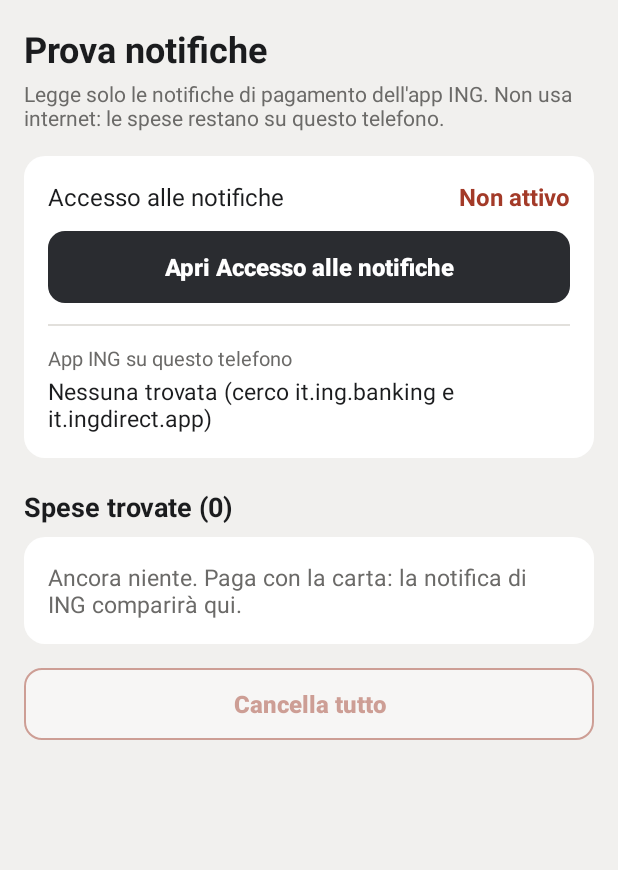
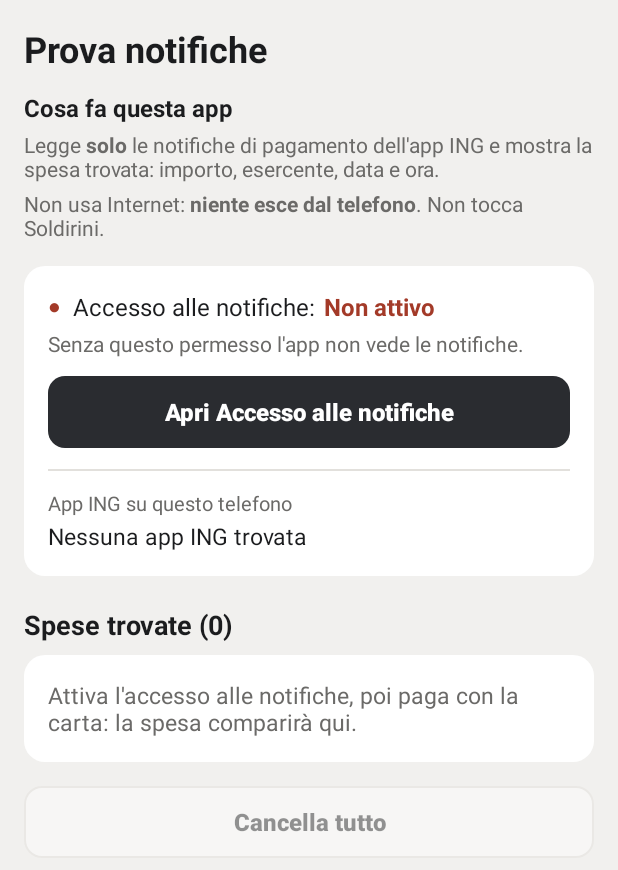
Before and after one commit to tankizzu/Soldirini, an Android app: the screen it shows after launch (MainActivity), on a phone screen of 412 x 824 dp. Shown: the top 870 px of the screen. Run offline under Robolectric (Android 15) with nearby library versions, the phone set to English and light mode, and no system bars.

Commit message:
App di prova delle notifiche, b: aggiunte A1-A7 e guida G1-G5 di 03, testi di 02
- controlla-apk.sh: nessun permesso (anche sdk-23), nessun provider/receiver, solo 2 componenti esportati,
  <queries> con i soli pacchetti ING, backup spento e regole dei dati; impronta SHA-256 e certificato nel registro
- lettore: esercente oltre 80 caratteri o con un "a capo" → "non riconosciuta" (prima veniva tagliato)
- schermata con i testi di 02: "Cosa fa questa app", pallino dello stato, pulsante pieno o a bordo,
  ordine dei blocchi, riga "non riconosciuta" in rosso con la nota, conferma con [Cancella] rosso
- LEGGIMI: guida per l'utente (download dell'APK, "Consenti da questa fonte" da rispegnere, impostazioni con
  restrizioni, Play Protect, fine della prova)

Co-Authored-By: Claude Opus 5.5 <noreply@anthropic.com>
Claude-Session: https://claude.ai/code/session_01JezMBguntcjSGddkqwBw7Q

```diff
--- a/android-notifiche/app/src/main/java/io/github/tankizzu/provanotifiche/LettoreNotifica.java
+++ b/android-notifiche/app/src/main/java/io/github/tankizzu/provanotifiche/LettoreNotifica.java
@@ -20,8 +20,9 @@ public final class LettoreNotifica {
 
     public static final String TITOLO = "Pagamento carta di debito";
 
+    // Tra le parti va bene qualsiasi spazio, anche un "a capo"; dentro l'esercente no (A4 di 03).
     private static final Pattern TESTO = Pattern.compile(
-            "^Operazione autorizzata: ([0-9][0-9.,]*) euro, (.+?)\\. Non sei stato tu\\? Blocca subito la carta\\.?$");
+            "^Operazione autorizzata:\\s+([0-9][0-9.,]*)\\s+euro,\\s+([^\\n]+?)\\.\\s+Non sei stato tu\\?\\s+Blocca subito la carta\\.?$");
 
     // Importi accettati. Con due cifre finali dopo il separatore, quel separatore è quello dei decimali;
     // l'altro, se c'è, separa le migliaia a gruppi di tre. Tutto il resto è ambiguo e non viene letto.
@@ -31,7 +32,7 @@ public final class LettoreNotifica {
 
     /** Massimo accettato: 999.999,99 €. Oltre è quasi certamente una lettura sbagliata. */
     static final long MASSIMO_CENTESIMI = 99_999_999L;
-    /** Lunghezza massima dell'esercente salvato. */
+    /** Esercente più lungo di così: il formato non è quello noto e la riga è "non riconosciuta" (A4 di 03). */
     static final int MASSIMO_ESERCENTE = 80;
 
     /** Spesa riconosciuta. */
@@ -51,7 +52,7 @@ public final class LettoreNotifica {
      * @return la spesa, oppure null se il formato non è quello noto
      */
     public static Spesa leggi(CharSequence titolo, CharSequence... testi) {
-        if (!TITOLO.equals(pulisci(titolo))) return null;
+        if (!TITOLO.equals(pulisci(titolo).replace('\n', ' '))) return null;
         if (testi == null) return null;
         for (CharSequence t : testi) {
             Spesa s = leggiTesto(pulisci(t));
@@ -67,8 +68,7 @@ public final class LettoreNotifica {
         long cent = centesimi(m.group(1));
         if (cent <= 0) return null;
         String esercente = m.group(2).trim();
-        if (esercente.isEmpty()) return null;
-        if (esercente.length() > MASSIMO_ESERCENTE) esercente = esercente.substring(0, MASSIMO_ESERCENTE).trim();
+        if (esercente.isEmpty() || esercente.length() > MASSIMO_ESERCENTE) return null; // niente tagli: se è troppo lungo non si salva
         return new Spesa(cent, esercente);
     }
 
@@ -94,10 +94,11 @@ public final class LettoreNotifica {
         return cent > MASSIMO_CENTESIMI ? -1 : cent;
     }
 
-    /** Spazi di ogni tipo (anche a capo e spazi non separabili) diventano uno spazio solo; null diventa "". */
+    /** Gli spazi (anche quelli non separabili) diventano uno spazio solo; un gruppo di spazi con un "a capo" diventa un "a capo". null diventa "". */
     static String pulisci(CharSequence s) {
         if (s == null) return "";
-        return s.toString().replaceAll("[\\s\\u00A0\\u2007\\u202F]+", " ").trim();
+        String t = s.toString().replace("\r", "\n").replaceAll("[\\s\\u00A0\\u2007\\u202F&&[^\\n]]+", " ");
+        return t.replaceAll(" ?\\n[\\s\\u00A0\\u2007\\u202F]*", "\n").trim();
     }
 
     /** "1.234,50 €" */
--- a/android-notifiche/app/src/main/java/io/github/tankizzu/provanotifiche/MainActivity.java
+++ b/android-notifiche/app/src/main/java/io/github/tankizzu/provanotifiche/MainActivity.java
@@ -36,6 +36,13 @@ public class MainActivity extends Activity {
     private LinearLayout elenco;
     private TextView vuoto;
     private Button cancella;
+    private Button apri;
+    private TextView pallino;
+    private TextView statoNota;
+    private LinearLayout colonna;
+    private View spiegazione;
+    private View stato;
+    private View bloccoElenco;
 
     @Override
     protected void onCreate(Bundle savedInstanceState) {
@@ -47,7 +54,14 @@ public class MainActivity extends Activity {
         elenco = findViewById(R.id.elenco);
         vuoto = findViewById(R.id.vuoto);
         cancella = findViewById(R.id.cancella);
-        findViewById(R.id.apri_impostazioni).setOnClickListener(v -> apriImpostazioni());
+        apri = findViewById(R.id.apri_impostazioni);
+        pallino = findViewById(R.id.stato_pallino);
+        statoNota = findViewById(R.id.stato_nota);
+        colonna = findViewById(R.id.colonna);
+        spiegazione = findViewById(R.id.spiegazione);
+        stato = findViewById(R.id.stato);
+        bloccoElenco = findViewById(R.id.blocco_elenco);
+        apri.setOnClickListener(v -> apriImpostazioni());
         cancella.setOnClickListener(v -> chiediCancella());
         bordiDelloSchermo();
     }
@@ -64,6 +78,12 @@ public class MainActivity extends Activity {
         boolean attivo = accessoAttivo();
         statoValore.setText(attivo ? R.string.stato_attivo : R.string.stato_non_attivo);
         statoValore.setTextColor(getColor(attivo ? R.color.ok : R.color.err));
+        pallino.setTextColor(getColor(attivo ? R.color.ok : R.color.err));
+        statoNota.setVisibility(attivo ? View.GONE : View.VISIBLE);
+        // 02 (tornata 27 §5): pulsante pieno finché l'accesso non è attivo, poi a bordo
+        apri.setBackgroundResource(attivo ? R.drawable.pulsante_contorno : R.drawable.pulsante);
+        apri.setTextColor(getColor(attivo ? R.color.pri : R.color.pri_ink));
+        ordina(attivo);
         // accesso dato ma servizio scollegato (per esempio fermato dal risparmio energetico): chiede ad Android di ricollegarlo
         if (attivo && !Ascoltatore.collegato) NotificationListenerService.requestRebind(componente());
         mostraIng();
@@ -74,6 +94,15 @@ public class MainActivity extends Activity {
     protected void onStop() {
         Archivio.smettiDiAscoltare(aggiorna);
         super.onStop();
+    }
+
+    /** Ordine dei blocchi (02): senza accesso spiegazione, stato, elenco; con l'accesso stato, elenco e la spiegazione in fondo. */
+    private void ordina(boolean attivo) {
+        View[] ordine = attivo ? new View[] {stato, bloccoElenco, spiegazione} : new View[] {spiegazione, stato, bloccoElenco};
+        for (View v : ordine) {
+            colonna.removeView(v);
+            colonna.addView(v);
+        }
     }
 
     private ComponentName componente() {
@@ -150,9 +179,10 @@ public class MainActivity extends Activity {
                 v.setContentDescription(getString(R.string.riga_letta, LettoreNotifica.formattaImporto(r.centesimi), r.esercente, data));
             } else {
                 nome.setText(R.string.non_riconosciuta);
-                nome.setTextColor(getColor(R.color.mut));
+                nome.setTextColor(getColor(R.color.err));
                 importo.setText("");
-                v.setContentDescription(getString(R.string.non_riconosciuta) + ", " + data);
+                v.findViewById(R.id.riga_nota).setVisibility(View.VISIBLE);
+                v.setContentDescription(getString(R.string.non_riconosciuta) + ", " + data + ". " + getString(R.string.non_riconosciuta_nota));
             }
             if (i == righe.size() - 1) v.findViewById(R.id.riga_linea).setVisibility(View.GONE);
             elenco.addView(v);
@@ -160,12 +190,14 @@ public class MainActivity extends Activity {
     }
 
     private void chiediCancella() {
-        new AlertDialog.Builder(this)
+        AlertDialog d = new AlertDialog.Builder(this)
                 .setTitle(R.string.cancella_titolo)
                 .setMessage(R.string.cancella_testo)
                 .setNegativeButton(R.string.annulla, null)
-                .setPositiveButton(R.string.cancella_conferma, (d, w) -> Archivio.cancellaTutto(this))
+                .setPositiveButton(R.string.cancella_conferma, (x, w) -> Archivio.cancellaTutto(this))
                 .show();
+        Button rosso = d.getButton(AlertDialog.BUTTON_POSITIVE); // [Cancella] rosso (02)
+        if (rosso != null) rosso.setTextColor(getColor(R.color.err));
     }
 
     /** Da Android 15 l'app disegna sotto le barre di sistema: si lascia lo spazio delle barre. */
--- /dev/null
+++ b/android-notifiche/app/src/main/res/drawable/pulsante_contorno.xml
@@ -0,0 +1,11 @@
+<?xml version="1.0" encoding="utf-8"?>
+<!-- Pulsante "a bordo" (02, tornata 27 §5): quando l'accesso è già attivo -->
+<ripple xmlns:android="http://schemas.android.com/apk/res/android" android:color="@color/tocco">
+    <item>
+        <shape android:shape="rectangle">
+            <solid android:color="@color/card" />
+            <stroke android:width="1dp" android:color="@color/pri" />
+            <corners android:radius="@dimen/raggio_pulsante" />
+        </shape>
+    </item>
+</ripple>
--- /dev/null
+++ b/android-notifiche/app/src/main/res/drawable/pulsante_ghost.xml
@@ -0,0 +1,11 @@
+<?xml version="1.0" encoding="utf-8"?>
+<!-- Pulsante "ghost" come nel mockup di 02 (tornata 27, telefono 9): bordo sottile, testo normale -->
+<ripple xmlns:android="http://schemas.android.com/apk/res/android" android:color="@color/tocco">
+    <item>
+        <shape android:shape="rectangle">
+            <solid android:color="@color/card" />
+            <stroke android:width="1dp" android:color="@color/line" />
+            <corners android:radius="@dimen/raggio_pulsante" />
+        </shape>
+    </item>
+</ripple>
--- a/android-notifiche/app/src/main/res/layout/activity_main.xml
+++ b/android-notifiche/app/src/main/res/layout/activity_main.xml
@@ -9,6 +9,7 @@
     android:padding="@dimen/margine">
 
     <LinearLayout
+        android:id="@+id/colonna"
         android:layout_width="match_parent"
         android:layout_height="wrap_content"
         android:orientation="vertical">
@@ -22,16 +23,43 @@
             android:textSize="24sp"
             android:textStyle="bold" />
 
-        <TextView
+        <!-- Spiegazione: sopra finché l'accesso non è attivo, poi in fondo (02, tornata 27 §5) -->
+        <LinearLayout
+            android:id="@+id/spiegazione"
             android:layout_width="match_parent"
             android:layout_height="wrap_content"
-            android:layout_marginTop="4dp"
-            android:text="@string/spiegazione"
-            android:textColor="@color/mut"
-            android:textSize="14sp" />
+            android:layout_marginTop="12dp"
+            android:orientation="vertical">
+
+            <TextView
+                android:layout_width="match_parent"
+                android:layout_height="wrap_content"
+                android:accessibilityHeading="true"
+                android:text="@string/spiegazione_titolo"
+                android:textColor="@color/ink"
+                android:textSize="16sp"
+                android:textStyle="bold" />
+
+            <TextView
+                android:layout_width="match_parent"
+                android:layout_height="wrap_content"
+                android:layout_marginTop="4dp"
+                android:text="@string/spiegazione"
+                android:textColor="@color/mut"
+                android:textSize="14sp" />
+
+            <TextView
+                android:layout_width="match_parent"
+                android:layout_height="wrap_content"
+                android:layout_marginTop="4dp"
+                android:text="@string/spiegazione2"
+                android:textColor="@color/mut"
+                android:textSize="14sp" />
+        </LinearLayout>
 
         <!-- Stato del permesso -->
         <LinearLayout
+            android:id="@+id/stato"
             android:layout_width="match_parent"
             android:layout_height="wrap_content"
             android:layout_marginTop="16dp"
@@ -46,22 +74,41 @@
                 android:orientation="horizontal">
 
                 <TextView
-                    android:layout_width="0dp"
+                    android:id="@+id/stato_pallino"
+                    android:layout_width="wrap_content"
                     android:layout_height="wrap_content"
-                    android:layout_weight="1"
+                    android:layout_marginEnd="8dp"
+                    android:importantForAccessibility="no"
+                    android:text="●"
+                    android:textSize="14sp" />
+
+                <TextView
+                    android:layout_width="wrap_content"
+                    android:layout_height="wrap_content"
                     android:text="@string/stato_etichetta"
                     android:textColor="@color/ink"
                     android:textSize="16sp" />
 
                 <TextView
                     android:id="@+id/stato_valore"
-                    android:layout_width="wrap_content"
+                    android:layout_width="0dp"
+                    android:layout_weight="1"
+                    android:layout_marginStart="6dp"
                     android:layout_height="wrap_content"
                     android:accessibilityLiveRegion="polite"
                     android:textColor="@color/mut"
                     android:textSize="16sp"
                     android:textStyle="bold" />
             </LinearLayout>
+
+            <TextView
+                android:id="@+id/stato_nota"
+                android:layout_width="match_parent"
+                android:layout_height="wrap_content"
+                android:layout_marginTop="4dp"
+                android:text="@string/stato_nota"
+                android:textColor="@color/mut"
+                android:textSize="14sp" />
 
             <Button
                 android:id="@+id/apri_impostazioni"
@@ -102,6 +149,12 @@
         </LinearLayout>
 
         <!-- Elenco delle spese -->
+        <LinearLayout
+            android:id="@+id/blocco_elenco"
+            android:layout_width="match_parent"
+            android:layout_height="wrap_content"
+            android:orientation="vertical">
+
         <TextView
             android:id="@+id/titolo_elenco"
             android:layout_width="match_parent"
@@ -137,13 +190,14 @@
             android:layout_width="match_parent"
             android:layout_height="wrap_content"
             android:layout_marginTop="16dp"
-            android:background="@drawable/pulsante_bordo"
+            android:background="@drawable/pulsante_ghost"
             android:minHeight="48dp"
             android:stateListAnimator="@null"
             android:text="@string/cancella"
             android:textAllCaps="false"
-            android:textColor="@color/err"
+            android:textColor="@color/ink"
             android:textSize="16sp"
             android:textStyle="bold" />
+        </LinearLayout>
     </LinearLayout>
 </ScrollView>
--- a/android-notifiche/app/src/main/res/layout/riga.xml
+++ b/android-notifiche/app/src/main/res/layout/riga.xml
@@ -37,6 +37,17 @@
                 android:importantForAccessibility="no"
                 android:textColor="@color/mut"
                 android:textSize="13sp" />
+
+            <TextView
+                android:id="@+id/riga_nota"
+                android:layout_width="match_parent"
+                android:layout_height="wrap_content"
+                android:layout_marginTop="2dp"
+                android:importantForAccessibility="no"
+                android:text="@string/non_riconosciuta_nota"
+                android:textColor="@color/mut"
+                android:textSize="13sp"
+                android:visibility="gone" />
         </LinearLayout>
 
         <TextView
--- a/android-notifiche/app/src/main/res/values/strings.xml
+++ b/android-notifiche/app/src/main/res/values/strings.xml
@@ -1,25 +1,29 @@
 <?xml version="1.0" encoding="utf-8"?>
-<!-- Testi provvisori (lo schizzo di 02 non c'è ancora). -->
+<!-- Testi di 02 (report tornata 27, §5), dove erano diversi dai miei. -->
 <resources>
     <string name="nome_app">Prova notifiche</string>
     <string name="nome_servizio">Prova notifiche · spese ING</string>
     <string name="titolo">Prova notifiche</string>
-    <string name="spiegazione">Legge solo le notifiche di pagamento dell\'app ING. Non usa internet: le spese restano su questo telefono.</string>
-    <string name="stato_etichetta">Accesso alle notifiche</string>
+    <string name="spiegazione_titolo">Cosa fa questa app</string>
+    <string name="spiegazione">Legge <b>solo</b> le notifiche di pagamento dell\'app ING e mostra la spesa trovata: importo, esercente, data e ora.</string>
+    <string name="spiegazione2">Non usa Internet: <b>niente esce dal telefono</b>. Non tocca Soldirini.</string>
+    <string name="stato_etichetta">Accesso alle notifiche:</string>
+    <string name="stato_nota">Senza questo permesso l\'app non vede le notifiche.</string>
     <string name="stato_attivo">Attivo ✓</string>
     <string name="stato_non_attivo">Non attivo</string>
     <string name="apri_impostazioni">Apri Accesso alle notifiche</string>
     <string name="impostazioni_non_trovate">Impostazione non trovata: cercala nelle Impostazioni del telefono</string>
     <string name="ing_etichetta">App ING su questo telefono</string>
-    <string name="ing_nessuna">Nessuna trovata (cerco it.ing.banking e it.ingdirect.app)</string>
+    <string name="ing_nessuna">Nessuna app ING trovata</string>
     <string name="titolo_elenco">Spese trovate (%1$d)</string>
-    <string name="vuoto">Ancora niente. Paga con la carta: la notifica di ING comparirà qui.</string>
+    <string name="vuoto">Attiva l\'accesso alle notifiche, poi paga con la carta: la spesa comparirà qui.</string>
     <string name="non_riconosciuta">Notifica non riconosciuta</string>
+    <string name="non_riconosciuta_nota">Il testo è diverso dall\'esempio. Dicci solo che è successo, senza importi.</string>
     <string name="riga_dettagli">%1$s · %2$s</string>
     <string name="riga_letta">%1$s, %2$s, %3$s</string>
     <string name="cancella">Cancella tutto</string>
-    <string name="cancella_titolo">Cancellare tutte le righe?</string>
-    <string name="cancella_testo">Le spese trovate vengono tolte da questo telefono.</string>
+    <string name="cancella_titolo">Cancellare tutte le spese trovate?</string>
+    <string name="cancella_testo">Le righe salvate in questa app spariscono. Soldirini e l\'app ING non cambiano.</string>
     <string name="cancella_conferma">Cancella</string>
     <string name="annulla">Annulla</string>
 </resources>
```
Also changed, not shown: 4 other files.
